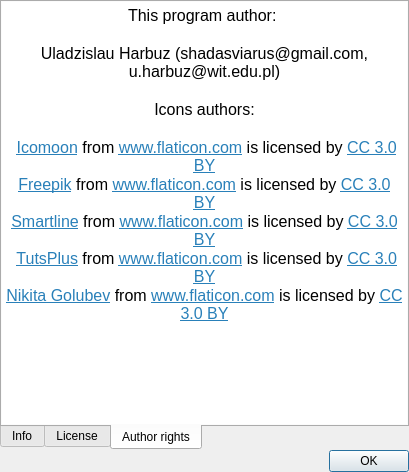
Old version of the form UI/aboutprogramwindow.ui in the repository Shadasviar/APOD.
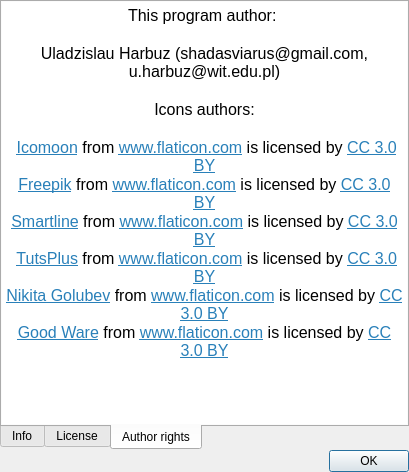
New version of the form. The open tabs and pages were chosen to show the change. Icons and pictures are not drawn.

Commit message: Add info label to hist2d table

Diff of the .ui file:
```diff
--- a/UI/aboutprogramwindow.ui
+++ b/UI/aboutprogramwindow.ui
@@ -818,7 +818,8 @@
 &lt;p align=&quot;center&quot; style=&quot; margin-top:0px; margin-bottom:0px; margin-left:0px; margin-right:0px; -qt-block-indent:0; text-indent:0px;&quot;&gt;&lt;a href=&quot;http://www.freepik.com&quot;&gt;&lt;span style=&quot; text-decoration: underline; color:#2980b9;&quot;&gt;Freepik&lt;/span&gt;&lt;/a&gt; from &lt;a href=&quot;https://www.flaticon.com/&quot;&gt;&lt;span style=&quot; text-decoration: underline; color:#2980b9;&quot;&gt;www.flaticon.com&lt;/span&gt;&lt;/a&gt; is licensed by &lt;a href=&quot;http://creativecommons.org/licenses/by/3.0/&quot;&gt;&lt;span style=&quot; text-decoration: underline; color:#2980b9;&quot;&gt;CC 3.0 BY&lt;/span&gt;&lt;/a&gt;&lt;/p&gt;
 &lt;p align=&quot;center&quot; style=&quot; margin-top:0px; margin-bottom:0px; margin-left:0px; margin-right:0px; -qt-block-indent:0; text-indent:0px;&quot;&gt;&lt;a href=&quot;https://www.flaticon.com/authors/smartline&quot;&gt;&lt;span style=&quot; text-decoration: underline; color:#2980b9;&quot;&gt;Smartline&lt;/span&gt;&lt;/a&gt; from &lt;a href=&quot;https://www.flaticon.com/&quot;&gt;&lt;span style=&quot; text-decoration: underline; color:#2980b9;&quot;&gt;www.flaticon.com&lt;/span&gt;&lt;/a&gt; is licensed by &lt;a href=&quot;http://creativecommons.org/licenses/by/3.0/&quot;&gt;&lt;span style=&quot; text-decoration: underline; color:#2980b9;&quot;&gt;CC 3.0 BY&lt;/span&gt;&lt;/a&gt;&lt;/p&gt;
 &lt;p align=&quot;center&quot; style=&quot; margin-top:0px; margin-bottom:0px; margin-left:0px; margin-right:0px; -qt-block-indent:0; text-indent:0px;&quot;&gt; &lt;a href=&quot;https://www.flaticon.com/authors/tutsplus&quot;&gt;&lt;span style=&quot; text-decoration: underline; color:#2980b9;&quot;&gt;TutsPlus&lt;/span&gt;&lt;/a&gt; from &lt;a href=&quot;https://www.flaticon.com/&quot;&gt;&lt;span style=&quot; text-decoration: underline; color:#2980b9;&quot;&gt;www.flaticon.com&lt;/span&gt;&lt;/a&gt; is licensed by &lt;a href=&quot;http://creativecommons.org/licenses/by/3.0/&quot;&gt;&lt;span style=&quot; text-decoration: underline; color:#2980b9;&quot;&gt;CC 3.0 BY&lt;/span&gt;&lt;/a&gt;&lt;/p&gt;
-&lt;p align=&quot;center&quot; style=&quot; margin-top:0px; margin-bottom:0px; margin-left:0px; margin-right:0px; -qt-block-indent:0; text-indent:0px;&quot;&gt;&lt;a href=&quot;https://www.flaticon.com/authors/nikita-golubev&quot;&gt;&lt;span style=&quot; text-decoration: underline; color:#2980b9;&quot;&gt;Nikita Golubev&lt;/span&gt;&lt;/a&gt; from &lt;a href=&quot;https://www.flaticon.com/&quot;&gt;&lt;span style=&quot; text-decoration: underline; color:#2980b9;&quot;&gt;www.flaticon.com&lt;/span&gt;&lt;/a&gt; is licensed by &lt;a href=&quot;http://creativecommons.org/licenses/by/3.0/&quot;&gt;&lt;span style=&quot; text-decoration: underline; color:#2980b9;&quot;&gt;CC 3.0 BY&lt;/span&gt;&lt;/a&gt;&lt;/p&gt;&lt;/body&gt;&lt;/html&gt;</string>
+&lt;p align=&quot;center&quot; style=&quot; margin-top:0px; margin-bottom:0px; margin-left:0px; margin-right:0px; -qt-block-indent:0; text-indent:0px;&quot;&gt;&lt;a href=&quot;https://www.flaticon.com/authors/nikita-golubev&quot;&gt;&lt;span style=&quot; text-decoration: underline; color:#2980b9;&quot;&gt;Nikita Golubev&lt;/span&gt;&lt;/a&gt; from &lt;a href=&quot;https://www.flaticon.com/&quot;&gt;&lt;span style=&quot; text-decoration: underline; color:#2980b9;&quot;&gt;www.flaticon.com&lt;/span&gt;&lt;/a&gt; is licensed by &lt;a href=&quot;http://creativecommons.org/licenses/by/3.0/&quot;&gt;&lt;span style=&quot; text-decoration: underline; color:#2980b9;&quot;&gt;CC 3.0 BY&lt;/span&gt;&lt;/a&gt;&lt;/p&gt;
+&lt;p align=&quot;center&quot; style=&quot; margin-top:0px; margin-bottom:0px; margin-left:0px; margin-right:0px; -qt-block-indent:0; text-indent:0px;&quot;&gt;&lt;a href=&quot;https://www.flaticon.com/authors/good-ware&quot;&gt;&lt;span style=&quot; text-decoration: underline; color:#2980b9;&quot;&gt;Good Ware&lt;/span&gt;&lt;/a&gt; from &lt;a href=&quot;https://www.flaticon.com/&quot;&gt;&lt;span style=&quot; text-decoration: underline; color:#2980b9;&quot;&gt;www.flaticon.com&lt;/span&gt;&lt;/a&gt; is licensed by &lt;a href=&quot;http://creativecommons.org/licenses/by/3.0/&quot;&gt;&lt;span style=&quot; text-decoration: underline; color:#2980b9;&quot;&gt;CC 3.0 BY&lt;/span&gt;&lt;/a&gt;&lt;/p&gt;&lt;/body&gt;&lt;/html&gt;</string>
          </property>
          <property name="openExternalLinks">
           <bool>true</bool>
```
The commit also changes 3 other files.
